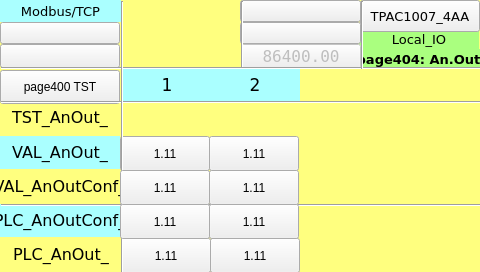
First picture: the form in TPLC100/Local_IO_HMI/page404.ui, repository MECTsrl/mect_apps, before the edit.
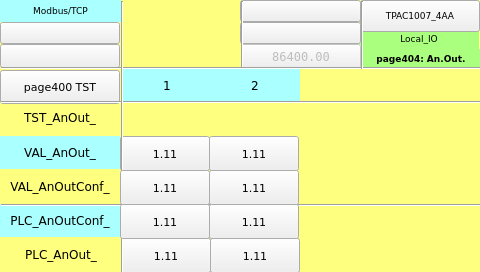
Second picture: the form after the edit. Custom widgets are drawn as their Qt base class.

Commit message: Fonts resize

Diff of the .ui file:
```diff
--- a/TPLC100/Local_IO_HMI/page404.ui
+++ b/TPLC100/Local_IO_HMI/page404.ui
@@ -43,7 +43,7 @@
    <property name="font">
     <font>
      <family>DejaVu Sans</family>
-     <pointsize>10</pointsize>
+  <pointsize>7</pointsize>
      <weight>75</weight>
      <bold>true</bold>
     </font>
@@ -70,7 +70,7 @@
    <property name="font">
     <font>
      <family>DejaVu Sans</family>
-     <pointsize>10</pointsize>
+  <pointsize>7</pointsize>
     </font>
    </property>
    <property name="styleSheet">
@@ -147,6 +147,12 @@
    <property name="orientation">
     <enum>Qt::Vertical</enum>
    </property>
+<property name="font">
+ <font>
+  <family>DejaVu Sans</family>
+  <pointsize>8</pointsize>
+ </font>
+</property>
   </widget>
   <widget class="ATCMdate" name="atcmDate">
    <property name="geometry">
@@ -197,7 +203,7 @@
    <property name="font">
     <font>
      <family>DejaVu Sans</family>
-     <pointsize>10</pointsize>
+  <pointsize>7</pointsize>
      <weight>50</weight>
      <bold>false</bold>
     </font>
@@ -312,7 +318,7 @@
    <property name="font">
     <font>
      <family>DejaVu Sans</family>
-     <pointsize>12</pointsize>
+  <pointsize>9</pointsize>
     </font>
    </property>
    <property name="styleSheet">
@@ -337,7 +343,7 @@
    <property name="font">
     <font>
      <family>DejaVu Sans</family>
-     <pointsize>12</pointsize>
+  <pointsize>9</pointsize>
     </font>
    </property>
    <property name="styleSheet">
@@ -406,6 +412,12 @@
    <property name="borderRadius">
     <number>0</number>
    </property>
+<property name="font">
+ <font>
+  <family>DejaVu Sans</family>
+  <pointsize>8</pointsize>
+ </font>
+</property>
   </widget>
   <widget class="QLabel" name="label_PLC_AnIn_1">
    <property name="geometry">
@@ -419,7 +431,7 @@
    <property name="font">
     <font>
      <family>DejaVu Sans</family>
-     <pointsize>13</pointsize>
+  <pointsize>9</pointsize>
     </font>
    </property>
    <property name="styleSheet">
@@ -444,7 +456,7 @@
    <property name="font">
     <font>
      <family>DejaVu Sans</family>
-     <pointsize>13</pointsize>
+  <pointsize>9</pointsize>
     </font>
    </property>
    <property name="styleSheet">
@@ -469,7 +481,7 @@
    <property name="font">
     <font>
      <family>DejaVu Sans</family>
-     <pointsize>12</pointsize>
+  <pointsize>9</pointsize>
     </font>
    </property>
    <property name="styleSheet">
@@ -538,6 +550,12 @@
    <property name="borderRadius">
     <number>0</number>
    </property>
+<property name="font">
+ <font>
+  <family>DejaVu Sans</family>
+  <pointsize>8</pointsize>
+ </font>
+</property>
   </widget>
   <widget class="ATCMled" name="atcmLed_TST_AnOut_1">
    <property name="geometry">
@@ -587,7 +605,7 @@
    <property name="font">
     <font>
      <family>DejaVu Sans</family>
-     <pointsize>12</pointsize>
+  <pointsize>9</pointsize>
     </font>
    </property>
    <property name="styleSheet">
@@ -692,6 +710,12 @@
    <property name="borderRadius">
     <number>0</number>
    </property>
+<property name="font">
+ <font>
+  <family>DejaVu Sans</family>
+  <pointsize>8</pointsize>
+ </font>
+</property>
   </widget>
   <widget class="QLabel" name="label_PLC_AnIn_18">
    <property name="geometry">
@@ -705,7 +729,7 @@
    <property name="font">
     <font>
      <family>DejaVu Sans</family>
-     <pointsize>12</pointsize>
+  <pointsize>9</pointsize>
     </font>
    </property>
    <property name="styleSheet">
@@ -774,6 +798,12 @@
    <property name="borderRadius">
     <number>0</number>
    </property>
+<property name="font">
+ <font>
+  <family>DejaVu Sans</family>
+  <pointsize>8</pointsize>
+ </font>
+</property>
   </widget>
   <widget class="ATCMbutton" name="atcmButton_page402_2">
    <property name="geometry">
@@ -824,6 +854,12 @@
    <property name="apparence">
     <enum>QFrame::Raised</enum>
    </property>
+<property name="font">
+ <font>
+  <family>DejaVu Sans</family>
+  <pointsize>8</pointsize>
+ </font>
+</property>
   </widget>
   <widget class="ATCMlabel" name="atcmLabel_PLC_time">
    <property name="enabled">
@@ -840,7 +876,7 @@
    <property name="font">
     <font>
      <family>DejaVu Sans Mono</family>
-     <pointsize>12</pointsize>
+  <pointsize>9</pointsize>
     </font>
    </property>
    <property name="text">
@@ -959,7 +995,7 @@
    <property name="font">
     <font>
      <family>DejaVu Sans</family>
-     <pointsize>10</pointsize>
+  <pointsize>7</pointsize>
     </font>
    </property>
    <property name="styleSheet">
@@ -1084,6 +1120,12 @@
    <property name="borderRadius">
     <number>0</number>
    </property>
+<property name="font">
+ <font>
+  <family>DejaVu Sans</family>
+  <pointsize>8</pointsize>
+ </font>
+</property>
   </widget>
   <widget class="ATCMlabel" name="atcmLabelVAL_AnOutConf_1">
    <property name="geometry">
@@ -1141,6 +1183,12 @@
    <property name="borderRadius">
     <number>0</number>
    </property>
+<property name="font">
+ <font>
+  <family>DejaVu Sans</family>
+  <pointsize>8</pointsize>
+ </font>
+</property>
   </widget>
   <widget class="ATCMlabel" name="atcmLabelVAL_AnOut_3">
    <property name="geometry">
@@ -1205,6 +1253,12 @@
    <property name="borderRadius">
     <number>0</number>
    </property>
+<property name="font">
+ <font>
+  <family>DejaVu Sans</family>
+  <pointsize>8</pointsize>
+ </font>
+</property>
   </widget>
   <widget class="ATCMlabel" name="atcmLabelVAL_AnOut_4">
    <property name="geometry">
@@ -1266,6 +1320,12 @@
    <property name="borderRadius">
     <number>0</number>
    </property>
+<property name="font">
+ <font>
+  <family>DejaVu Sans</family>
+  <pointsize>8</pointsize>
+ </font>
+</property>
   </widget>
   <zorder>label_Page</zorder>
   <zorder>label_18</zorder>
```
Left out of the diff: 48 changed lines with no effect on the pictures. Lines whose indentation alone changed are shown as unchanged. The commit also changes 70 other files.
